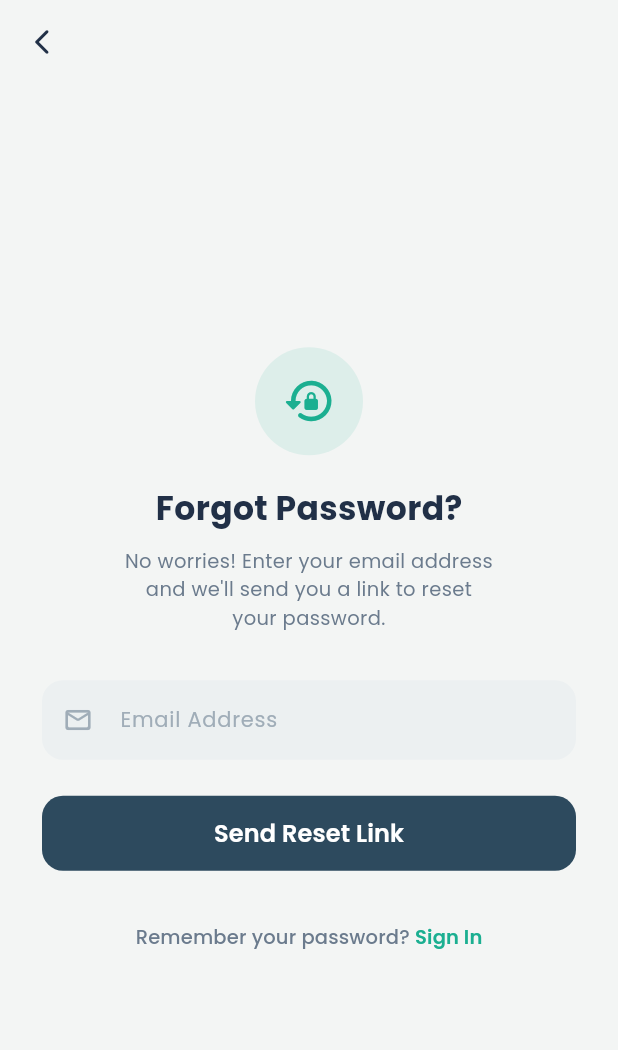
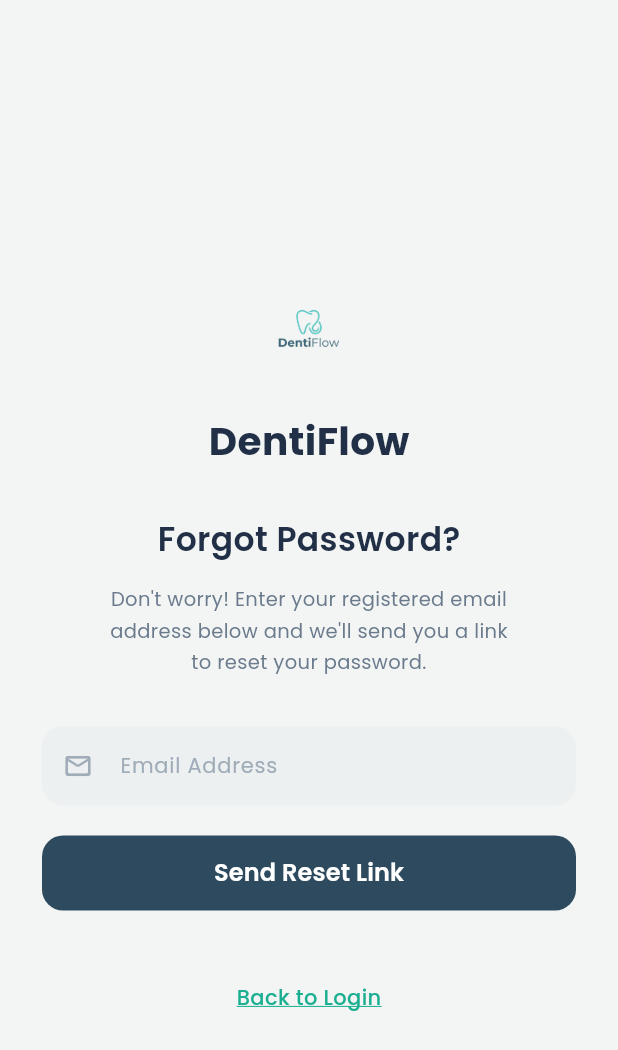
Before and after one commit to codewithzuraiz/dentist-management-system, a Flutter app: the ForgotPasswordScreen screen opened directly, on a phone screen of 412 x 824 dp. Shown: the top 1050 px of the screen. Run offline on Flutter 3.47's test engine with Material 3 defaults, Android fonts, the phone set to English and light mode, and no system bars; our stand-ins replace google_fonts.

Commit message:
feat: exact forgot password screen match - no appbar, logo at top, back to login link

```diff
--- a/lib/screens/forgot_password_screen.dart
+++ b/lib/screens/forgot_password_screen.dart
@@ -24,22 +24,12 @@ class _ForgotPasswordScreenState extends State<ForgotPasswordScreen> {
   Widget build(BuildContext context) {
     return Scaffold(
       backgroundColor: const Color(0xFFF3F5F4),
-      appBar: AppBar(
-        backgroundColor: const Color(0xFFF3F5F4),
-        elevation: 0,
-        leading: IconButton(
-          icon: const Icon(
-            Icons.arrow_back_ios_new_rounded,
-            color: AppColors.secondary,
-            size: 20,
+      body: SafeArea(
+        child: Center(
+          child: SingleChildScrollView(
+            padding: const EdgeInsets.symmetric(horizontal: 28),
+            child: _isSubmitted ? _buildSuccessView() : _buildFormView(),
           ),
-          onPressed: () => Navigator.of(context).pop(),
-        ),
-      ),
-      body: Center(
-        child: SingleChildScrollView(
-          padding: const EdgeInsets.symmetric(horizontal: 28),
-          child: _isSubmitted ? _buildSuccessView() : _buildFormView(),
         ),
       ),
     );
@@ -50,41 +40,47 @@ class _ForgotPasswordScreenState extends State<ForgotPasswordScreen> {
       key: _formKey,
       child: Column(
         children: [
-          // Icon
-          Container(
-            width: 72,
-            height: 72,
-            decoration: BoxDecoration(
-              color: AppColors.primary.withValues(alpha: 0.1),
-              shape: BoxShape.circle,
-            ),
-            child: const Icon(
-              Icons.lock_reset_rounded,
-              size: 36,
-              color: AppColors.primary,
+          const SizedBox(height: 20),
+
+          // Logo icon
+          Image.asset(
+            'assets/logo/logo.png',
+            width: 100,
+            height: 100,
+            fit: BoxFit.contain,
+          ),
+          const SizedBox(height: 6),
+
+          // DentiFlow text
+          Text(
+            'DentiFlow',
+            style: GoogleFonts.poppins(
+              fontSize: 26,
+              fontWeight: FontWeight.w700,
+              color: AppColors.secondary,
             ),
           ),
-          const SizedBox(height: 20),
+          const SizedBox(height: 32),
 
-          // Title
+          // Forgot Password title
           Text(
             'Forgot Password?',
             style: GoogleFonts.poppins(
               fontSize: 22,
-              fontWeight: FontWeight.w700,
-              color: AppColors.secondary,
+              fontWeight: FontWeight.w600,
+              color: AppColors.textPrimary,
             ),
           ),
-          const SizedBox(height: 10),
+          const SizedBox(height: 14),
 
           // Subtitle
           Text(
-            "No worries! Enter your email address\nand we'll send you a link to reset\nyour password.",
+            "Don't worry! Enter your registered email\naddress below and we'll send you a link\nto reset your password.",
             textAlign: TextAlign.center,
             style: GoogleFonts.poppins(
               fontSize: 13,
               color: AppColors.textSecondary,
-              height: 1.5,
+              height: 1.6,
             ),
           ),
           const SizedBox(height: 32),
@@ -127,17 +123,8 @@ class _ForgotPasswordScreenState extends State<ForgotPasswordScreen> {
                 horizontal: 16,
               ),
             ),
-            validator: (value) {
-              if (value == null || value.isEmpty) {
-                return 'Please enter your email';
-              }
-              if (!value.contains('@')) {
-                return 'Please enter a valid email';
-              }
-              return null;
-            },
           ),
-          const SizedBox(height: 24),
+          const SizedBox(height: 20),
 
           // Send Reset Link button
           SizedBox(
@@ -168,28 +155,19 @@ class _ForgotPasswordScreenState extends State<ForgotPasswordScreen> {
               ),
             ),
           ),
-          const SizedBox(height: 20),
+          const SizedBox(height: 48),
 
-          // Back to Sign In
-          TextButton(
-            onPressed: () => Navigator.of(context).pop(),
-            child: Text.rich(
-              TextSpan(
-                text: 'Remember your password? ',
-                style: GoogleFonts.poppins(
-                  fontSize: 13,
-                  color: AppColors.textSecondary,
-                ),
-                children: [
-                  TextSpan(
-                    text: 'Sign In',
-                    style: GoogleFonts.poppins(
-                      fontSize: 13,
-                      fontWeight: FontWeight.w600,
-                      color: AppColors.primary,
-                    ),
-                  ),
-                ],
+          // Back to Login
+          GestureDetector(
+            onTap: () => Navigator.of(context).pop(),
+            child: Text(
+              'Back to Login',
+              style: GoogleFonts.poppins(
+                fontSize: 14,
+                fontWeight: FontWeight.w500,
+                color: AppColors.primary,
+                decoration: TextDecoration.underline,
+                decorationColor: AppColors.primary,
               ),
             ),
           ),
@@ -201,6 +179,28 @@ class _ForgotPasswordScreenState extends State<ForgotPasswordScreen> {
   Widget _buildSuccessView() {
     return Column(
       children: [
+        const SizedBox(height: 20),
+
+        // Logo icon
+        Image.asset(
+          'assets/logo/logo.png',
+          width: 100,
+          height: 100,
+          fit: BoxFit.contain,
+        ),
+        const SizedBox(height: 6),
+
+        // DentiFlow text
+        Text(
+          'DentiFlow',
+          style: GoogleFonts.poppins(
+            fontSize: 26,
+            fontWeight: FontWeight.w700,
+            color: AppColors.secondary,
+          ),
+        ),
+        const SizedBox(height: 32),
+
         Container(
           width: 72,
           height: 72,
@@ -219,8 +219,8 @@ class _ForgotPasswordScreenState extends State<ForgotPasswordScreen> {
           'Check Your Email',
           style: GoogleFonts.poppins(
             fontSize: 22,
-            fontWeight: FontWeight.w700,
-            color: AppColors.secondary,
+            fontWeight: FontWeight.w600,
+            color: AppColors.textPrimary,
           ),
         ),
         const SizedBox(height: 10),
@@ -266,8 +266,8 @@ class _ForgotPasswordScreenState extends State<ForgotPasswordScreen> {
           ),
         ),
         const SizedBox(height: 14),
-        TextButton(
-          onPressed: () {
+        GestureDetector(
+          onTap: () {
             setState(() {
               _isSubmitted = false;
             });
```
